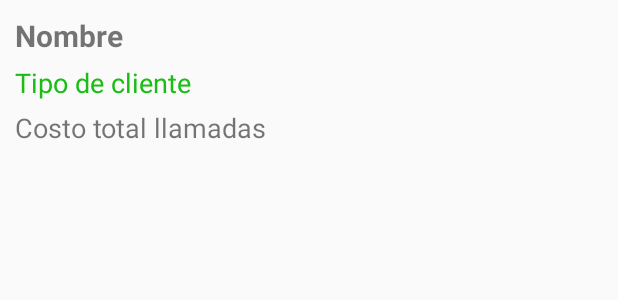
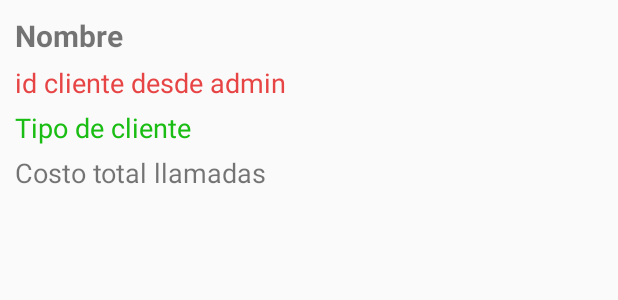
Before and after one commit to gasToledo/TP2-Empresa-Telefonica-Android, an Android app: the layout rv_layout_admin.xml on its own in the app's theme, with its tools: preview values and no code run, on a phone screen of 412 x 824 dp. Shown: the top 300 px of the screen. Run offline under Robolectric (Android 15) with nearby library versions, the phone set to English and light mode, and no system bars.

```diff
--- a/TP2EmpresaTelefonica/app/src/main/java/com/example/tp2empresatelefonica/interfaz/activities/InicioDeSesion.kt
+++ b/TP2EmpresaTelefonica/app/src/main/java/com/example/tp2empresatelefonica/interfaz/activities/InicioDeSesion.kt
@@ -19,6 +19,8 @@ class InicioDeSesion : AppCompatActivity() {
         val view = binding.root
         setContentView(view)
 
+        Toast.makeText(this,"PARA INICIAR COMO ADMIN [USUARIO: ADMIN, CLAVE: ADMIN]", Toast.LENGTH_LONG).show()
+        Toast.makeText(this,"PARA INICIAR COMO CLIENTE [USUARIO/CLAVE: C1]", Toast.LENGTH_LONG).show()
 
         binding.botonIngresar.setOnClickListener {
             iniciarSesion()
--- a/TP2EmpresaTelefonica/app/src/main/java/com/example/tp2empresatelefonica/interfaz/adapters/AdapterListaDeClientes.kt
+++ b/TP2EmpresaTelefonica/app/src/main/java/com/example/tp2empresatelefonica/interfaz/adapters/AdapterListaDeClientes.kt
@@ -24,12 +24,14 @@ class AdapterListaDeClientes(
         val nombreCliente: TextView
         val tipoDeCliente: TextView
         val costoTotalDeLlamadasCliente: TextView
+        val idDeCliente: TextView
         val vista: LinearLayout
 
         init {
             nombreCliente = view.findViewById(R.id.rvNombreCliente)
             tipoDeCliente = view.findViewById(R.id.rvTipoDeCliente)
             costoTotalDeLlamadasCliente = view.findViewById(R.id.rvCostoTotalLlamadasCliente)
+            idDeCliente = view.findViewById(R.id.rvIdCliente)
             vista = view.findViewById(R.id.rvLinearLayout)
         }
 
@@ -49,6 +51,7 @@ class AdapterListaDeClientes(
         holder.tipoDeCliente.text = "Estado: ${listaClientes[position].tipoCliente().name}"
         holder.costoTotalDeLlamadasCliente.text =
             "Costo total de llamadas: ${sistema.calcularCostoLlamadasCliente(listaClientes[position].codigoDeCliente())}"
+        holder.idDeCliente.text = "ID: ${listaClientes[position].codigoDeCliente()}"
 
         holder.vista.setOnClickListener {
             enviarCliente(listaClientes[position])
--- a/TP2EmpresaTelefonica/app/src/main/res/layout/rv_layout_admin.xml
+++ b/TP2EmpresaTelefonica/app/src/main/res/layout/rv_layout_admin.xml
@@ -26,6 +26,15 @@
             android:layout_marginBottom="5sp" />
 
         <TextView
+            android:layout_width="wrap_content"
+            android:layout_height="wrap_content"
+            android:id="@+id/rvIdCliente"
+            android:text="@string/id_cliente_desde_admin"
+            android:textSize="18sp"
+            android:textColor="@color/red_200"
+            android:layout_marginBottom="5sp"/>
+
+        <TextView
             android:id="@+id/rvTipoDeCliente"
             android:layout_width="wrap_content"
             android:layout_height="wrap_content"
--- a/TP2EmpresaTelefonica/app/src/main/res/values/colors.xml
+++ b/TP2EmpresaTelefonica/app/src/main/res/values/colors.xml
@@ -1,4 +1,7 @@
 <?xml version="1.0" encoding="utf-8"?>
 <resources>
     <color name="green_200">#19BD13</color>
+    <color name="red_200">#E74545</color>
+    <color name="red_500">#AE3535</color>
+    <color name="red_700">#722424</color>
 </resources>
--- a/TP2EmpresaTelefonica/app/src/main/res/values/strings.xml
+++ b/TP2EmpresaTelefonica/app/src/main/res/values/strings.xml
@@ -44,4 +44,5 @@
     <!-- TODO: Remove or change this placeholder text -->
     <string name="hello_blank_fragment">Hello blank fragment</string>
     <string name="home_admin">Menu principal</string>
+    <string name="id_cliente_desde_admin">id cliente desde admin</string>
 </resources>
```
